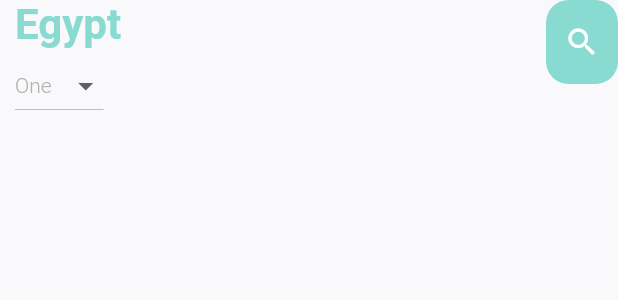
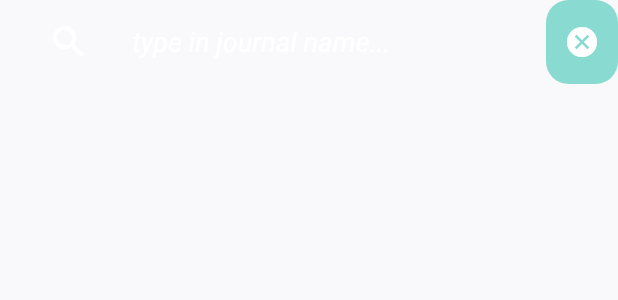
Before and after one commit to AhmedAbdulla1/Food, a Flutter app: the HomePageAppBar widget shown alone on an empty page, opened directly, after a tap on the "search" icon, on a phone screen of 412 x 824 dp. Shown: the top 300 px of the screen. Run offline on Flutter 3.47's test engine with Material 2 defaults, Android fonts, the phone set to English and light mode, and no system bars; our stand-ins replace carousel_slider, dots_indicator, flutter_rating_bar, font_awesome_flutter, get.

Commit message:
new laptop

```diff
--- a/lib/Feature/home_page/home_page_app_bar.dart
+++ b/lib/Feature/home_page/home_page_app_bar.dart
@@ -15,7 +15,8 @@ class HomePageAppBar extends StatefulWidget with PreferredSizeWidget {
 }
 
 class _HomePageAppBarState extends State<HomePageAppBar> {
-  String dropdownValue = list.first;
+  Icon customIcon = const Icon(Icons.search);
+  Widget? customSearchBar = const TitleWidget();
 
   @override
   PreferredSizeWidget build(BuildContext context) {
@@ -23,7 +24,66 @@ class _HomePageAppBarState extends State<HomePageAppBar> {
       elevation: 0,
       backgroundColor: scaffoldColor,
       automaticallyImplyLeading: false,
-      flexibleSpace: SafeArea(
+      title: customSearchBar,
+      actions: [
+        Container(
+          decoration: BoxDecoration(
+            borderRadius: BorderRadius.circular(15),
+            color: mainColor,
+          ),
+          child: IconButton(
+            onPressed: () {
+              setState(() {
+                if (customIcon.icon == Icons.search) {
+                  customIcon = const Icon(Icons.cancel);
+                  customSearchBar = const ListTile(
+                    leading: Icon(
+                      Icons.search,
+                      color: Colors.white,
+                      size: 28,
+                    ),
+                    title: TextField(
+                      decoration: InputDecoration(
+                        hintText: 'type in journal name...',
+                        hintStyle: TextStyle(
+                          color: Colors.white,
+                          fontSize: 18,
+                          fontStyle: FontStyle.italic,
+                        ),
+                        border: InputBorder.none,
+                      ),
+                      style: TextStyle(
+                        color: Colors.white,
+                      ),
+                    ),
+                  );
+                } else {
+                  customIcon = const Icon(Icons.search);
+                  customSearchBar = const TitleWidget();
+                }
+              });
+            },
+            icon: customIcon,
+          ),
+        ),
+      ],
+    );
+  }
+}
+
+class TitleWidget extends StatefulWidget {
+  const TitleWidget({Key? key}) : super(key: key);
+
+  @override
+  State<TitleWidget> createState() => _TitleWidgetState();
+}
+
+class _TitleWidgetState extends State<TitleWidget> {
+  String dropdownValue = list.first;
+
+  @override
+  Widget build(BuildContext context) {
+    return SafeArea(
       child: Padding(
         padding: const EdgeInsets.only(
           left: 10,
@@ -61,26 +121,6 @@ class _HomePageAppBarState extends State<HomePageAppBar> {
           ],
         ),
       ),
-      ),
-
-      actions: [
-        Container (
-            decoration: BoxDecoration(
-              borderRadius: BorderRadius.circular(15),
-              color: mainColor,
-            ),
-            child: IconButton(
-              // style: ButtonStyle(
-              //   backgroundColor: MaterialStatePropertyAll(mainColor),
-              //
-              // ),
-              onPressed: () {},
-              icon: const Icon(
-                Icons.search,
-              ),
-            ),
-          ),
-      ],
     );
   }
 }
--- a/lib/Feature/layout_page.dart
+++ b/lib/Feature/layout_page.dart
@@ -20,6 +20,7 @@ class _LayoutPageState extends State<LayoutPage> {
   @override
   Widget build(BuildContext context) {
     return Scaffold(
+      backgroundColor: Colors.greenAccent,
       appBar: const HomePageAppBar(),
       //body: screens[_selectedIndex],
       bottomNavigationBar: BottomNavigationBar(
```
Lines whose indentation alone changed are shown as unchanged.
